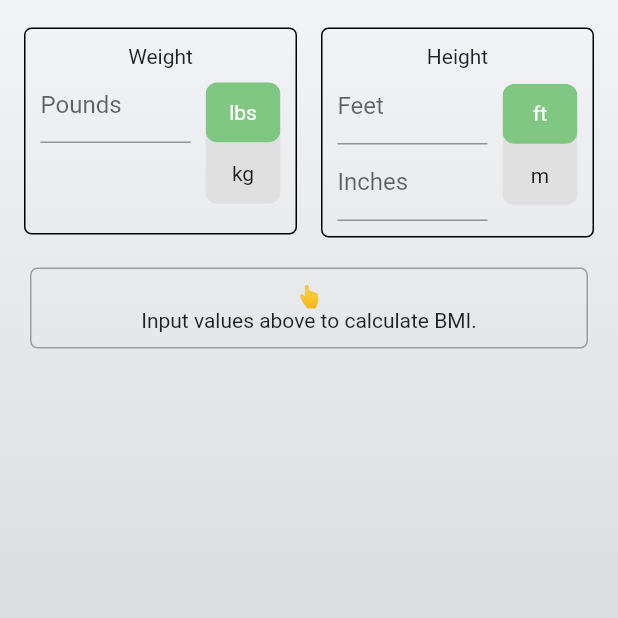
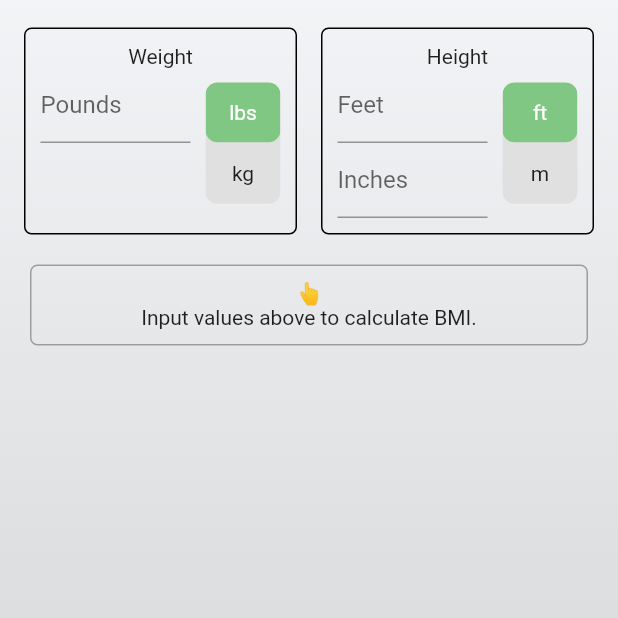
Before and after one commit to de-Gaston-Apps/bmi_calculator, a Flutter app: the screen it shows after launch, on a phone screen of 412 x 824 dp, the part 325-943 px from its top. Run offline on Flutter 3.47's test engine with Material 2 defaults, Android fonts, the phone set to English and light mode, and no system bars; drawn by our look-alikes of toggle_switch.

Commit message:
Working for different width screens

```diff
--- a/lib/screens/bmi_screen.dart
+++ b/lib/screens/bmi_screen.dart
@@ -3,7 +3,7 @@ import 'package:bmi_calculator/data/bmi_error.dart';
 import 'package:bmi_calculator/vars/globals.dart';
 import 'package:bmi_calculator/vars/strings.dart';
 import 'package:bmi_calculator/widgets/bmi_bar.dart';
-import 'package:bmi_calculator/widgets/message_box.dart';
+import 'package:bmi_calculator/widgets/bmi_message_box.dart';
 import 'package:bmi_calculator/widgets/weight_selector.dart';
 import 'package:flutter/material.dart';
 
@@ -95,7 +95,10 @@ class BmiScreenState extends State<BmiScreen> {
             child: BmiBar(bmi),
           ),
           const SizedBox(height: BIGGER_PADDING_SIZE),
-          Row(
+          Container(
+            constraints: const BoxConstraints(maxWidth: MESSAGE_MAX_WIDTH),
+            width: double.infinity,
+            child: Row(
               crossAxisAlignment: CrossAxisAlignment.start,
               mainAxisAlignment: MainAxisAlignment.spaceEvenly,
               children: [
@@ -103,9 +106,10 @@ class BmiScreenState extends State<BmiScreen> {
                 HeightSelector(heightCallback),
               ],
             ),
+          ),
           Padding(
             padding: const EdgeInsets.all(BIGGER_PADDING_SIZE),
-            child: MessageBox(bmiMessage),
+            child: BmiMessageBox(bmiMessage),
           ),
         ],
       ),
--- a/lib/vars/globals.dart
+++ b/lib/vars/globals.dart
@@ -12,6 +12,9 @@ const double MESSAGE_MAX_WIDTH = 600;
 const double ARROW_HEIGHT = 48;
 const double ARROW_WIDTH = 30;
 const double BAR_HEIGHT = 16;
+
+const double TEXT_INPUT_HEIGHT = 50;
+const double TEXT_INPUT_WIDTH = 100;
 
 const double BMI_ERROR = -1;
 const double DEFAULT_BMI = 0.0;
--- a/lib/widgets/bmi_bar.dart
+++ b/lib/widgets/bmi_bar.dart
@@ -2,8 +2,8 @@
 import 'package:bmi_calculator/vars/globals.dart';
 import 'package:flutter/material.dart';
 
-const int MIN_BMI = 1;
-const int MAX_BMI = 45;
+const double MIN_BMI = 16.5;
+const double MAX_BMI = 40;
 
 class BmiBar extends StatefulWidget {
   final double bmi;
@@ -18,7 +18,7 @@ class BmiBarState extends State<BmiBar> {
     double width = MediaQuery.of(context).size.width;
     double barWidth = width - BAR_PADDING_SIZE * 2;
 
-    double min = 0 - ARROW_WIDTH / 2; // 0 - (something) to make it negative
+    double min = 0 - ARROW_WIDTH / 2; // 0 - (value) to make it negative
     double max = barWidth - ARROW_WIDTH / 2;
 
     //1 is the min bmi and 45 is the max bmi
@@ -29,7 +29,8 @@ class BmiBarState extends State<BmiBar> {
       return max;
     }
 
-    double offset = (barWidth / MAX_BMI) * (widget.bmi) - ARROW_WIDTH / 2;
+    double offset = (barWidth / (MAX_BMI - MIN_BMI)) * (widget.bmi - MIN_BMI) -
+        ARROW_WIDTH / 2;
     return offset;
   }
 
@@ -42,6 +43,8 @@ class BmiBarState extends State<BmiBar> {
         borderRadius: BorderRadius.circular(5),
         border: Border.all(color: Colors.grey),
       ),
+      constraints: const BoxConstraints(maxWidth: MESSAGE_MAX_WIDTH),
+      width: double.infinity,
       child: Column(
         children: [
           Stack(
--- a/lib/widgets/message_box.dart
+++ b/lib/widgets/bmi_message_box.dart
@@ -1,15 +1,15 @@
 import 'package:bmi_calculator/vars/globals.dart';
 import 'package:flutter/material.dart';
 
-class MessageBox extends StatefulWidget {
+class BmiMessageBox extends StatefulWidget {
   final String message;
-  const MessageBox(this.message, {super.key});
+  const BmiMessageBox(this.message, {super.key});
 
   @override
-  State<StatefulWidget> createState() => MessageBoxState();
+  State<StatefulWidget> createState() => BmiMessageBoxState();
 }
 
-class MessageBoxState extends State<MessageBox> {
+class BmiMessageBoxState extends State<BmiMessageBox> {
   @override
   Widget build(BuildContext context) {
     return Container(
--- a/lib/widgets/height_selector.dart
+++ b/lib/widgets/height_selector.dart
@@ -75,7 +75,8 @@ class HeightSelectorState extends State<HeightSelector> {
                 Column(
                   children: [
                     SizedBox(
-                      width: 100,
+                      height: TEXT_INPUT_HEIGHT,
+                      width: TEXT_INPUT_WIDTH,
                       child: TextField(
                         controller: controller1,
                         decoration: InputDecoration(
@@ -90,7 +91,8 @@ class HeightSelectorState extends State<HeightSelector> {
                       ),
                     ),
                     SizedBox(
-                      width: 100,
+                      height: TEXT_INPUT_HEIGHT,
+                      width: TEXT_INPUT_WIDTH,
                       child: TextField(
                         controller: controller2,
                         decoration: InputDecoration(
--- a/lib/widgets/weight_selector.dart
+++ b/lib/widgets/weight_selector.dart
@@ -54,8 +54,8 @@ class WeightSelectorState extends State<WeightSelector> {
                 Column(
                   children: [
                     SizedBox(
-                      height: 50,
-                      width: 100,
+                      height: TEXT_INPUT_HEIGHT,
+                      width: TEXT_INPUT_WIDTH,
                       child: TextField(
                         controller: controller,
                         decoration: InputDecoration(
@@ -70,8 +70,8 @@ class WeightSelectorState extends State<WeightSelector> {
                       ),
                     ),
                     const SizedBox(
-                      height: 50,
-                      width: 100,
+                      height: TEXT_INPUT_HEIGHT,
+                      width: TEXT_INPUT_WIDTH,
                     ),
                   ],
                 ),
```
Also changed, not shown: pubspec.lock. Lines whose indentation alone changed are shown as unchanged.
